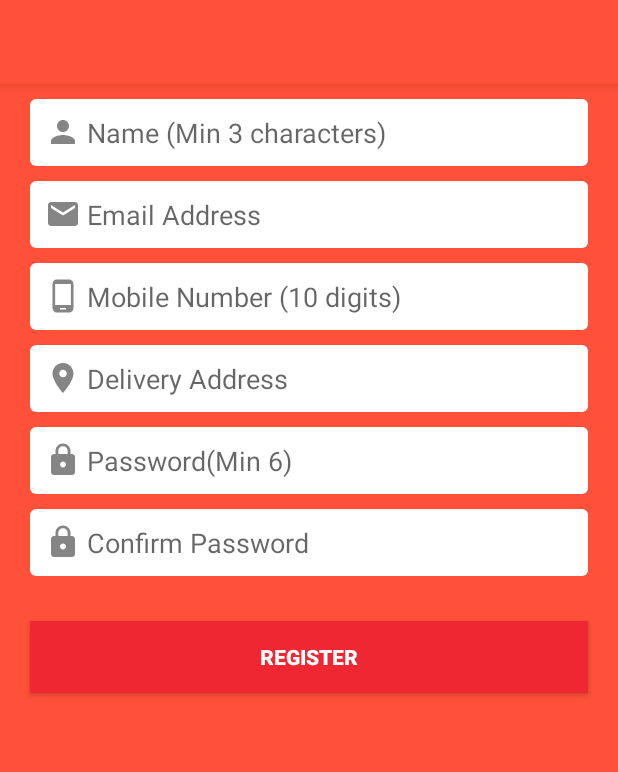
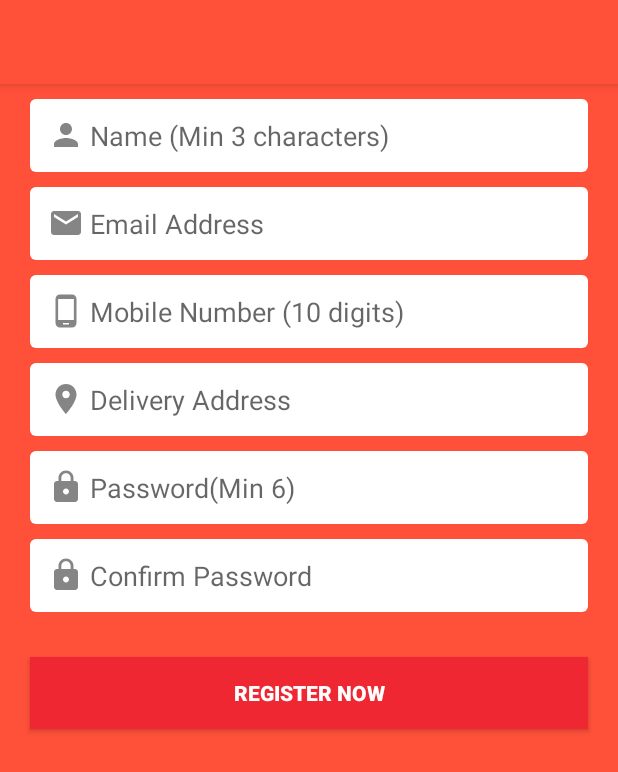
Before and after one commit to HenryGibson86/RestaurantApp, an Android app: the layout fragment_register.xml on its own in the app's theme, with its tools: preview values and no code run, on a phone screen of 412 x 824 dp. Shown: the top 772 px of the screen. Run offline under Robolectric (Android 15) with nearby library versions, the phone set to English and light mode, and no system bars.

Commit message:
Update fragment_register.xml
Updated Register Button and fixed the padding

```diff
--- a/app/src/main/res/layout/fragment_register.xml
+++ b/app/src/main/res/layout/fragment_register.xml
@@ -81,7 +81,7 @@
         android:hint="Name (Min 3 characters)"
         android:inputType="text"
         android:maxLength="20"
-        android:padding="10dp"
+        android:padding="12dp"
         android:textSize="18sp" />
 
 
@@ -98,7 +98,7 @@
         android:hint="Email Address"
         android:inputType="textEmailAddress"
         android:maxLength="30"
-        android:padding="10dp"
+        android:padding="12dp"
         android:textSize="18sp" />
 
     <EditText
@@ -114,7 +114,7 @@
         android:hint="Mobile Number (10 digits)"
         android:inputType="number"
         android:maxLength="10"
-        android:padding="10dp"
+        android:padding="12dp"
         android:textSize="18sp" />
 
 
@@ -130,7 +130,7 @@
         android:drawablePadding="4dp"
         android:hint="Delivery Address"
         android:inputType="text"
-        android:padding="10dp"
+        android:padding="12dp"
         android:singleLine="true"
         android:textSize="18sp" />
 
@@ -149,7 +149,7 @@
         android:hint="Password(Min 6)"
         android:inputType="numberPassword"
         android:maxLength="8"
-        android:padding="10dp"
+        android:padding="12dp"
         android:singleLine="true"
         android:textSize="18sp" />
 
@@ -166,7 +166,7 @@
         android:hint="Confirm Password"
         android:inputType="numberPassword"
         android:maxLength="8"
-        android:padding="10dp"
+        android:padding="12dp"
         android:textSize="18sp" />
 
     <Button
@@ -178,7 +178,7 @@
         android:layout_marginRight="20dp"
         android:layout_marginBottom="20dp"
         android:background="@color/colorPrimaryDark"
-        android:text="Register"
+        android:text="Register Now"
         android:textColor="#fff"
         android:textStyle="bold" />
     </LinearLayout>
```
